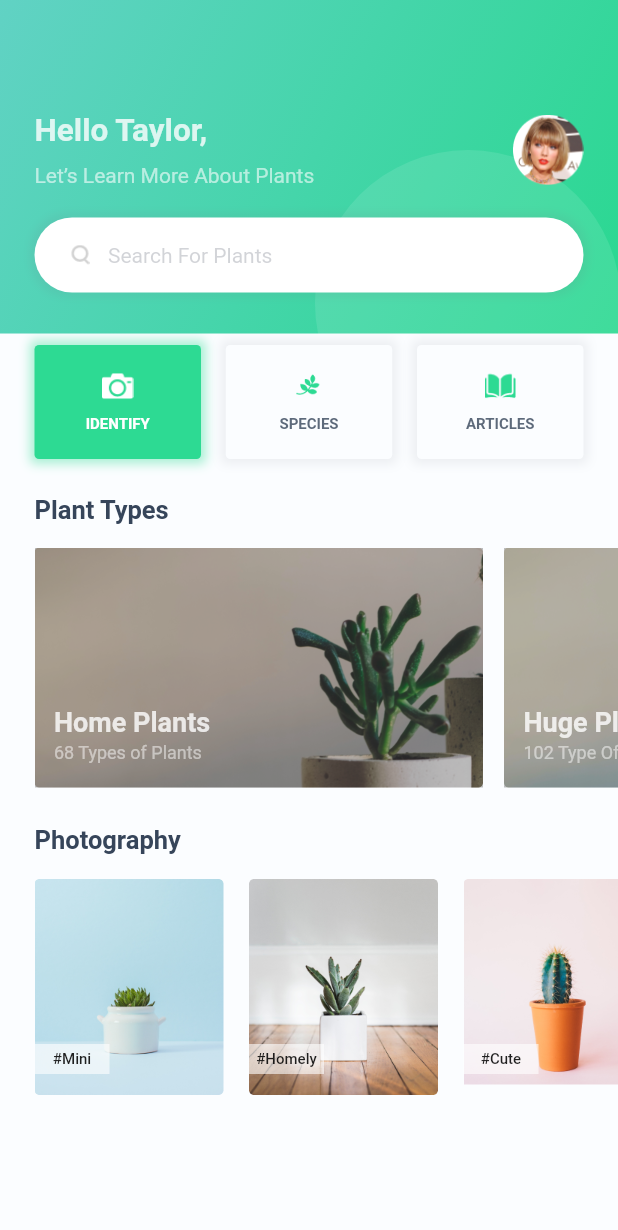
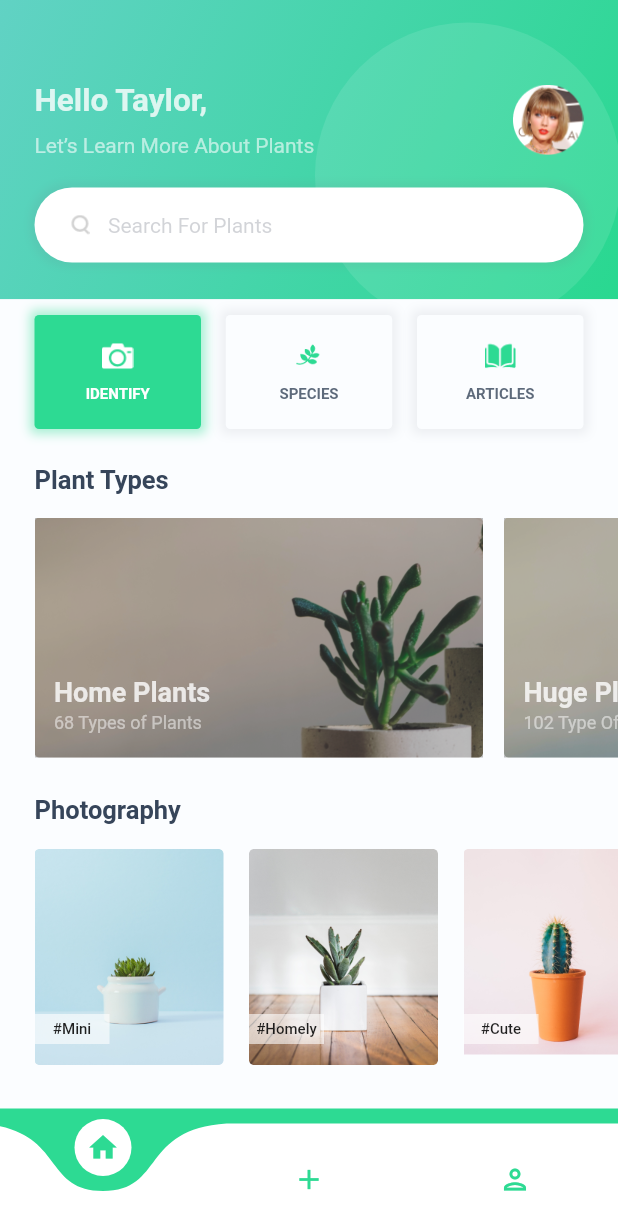
Before and after one commit to Syahro/plant_app, a Flutter app: the HomePage screen opened directly, on a phone screen of 412 x 824 dp. Shown: the top 1230 px of the screen. Run offline on Flutter 3.47's test engine with Material 2 defaults, Android fonts, the phone set to English and light mode, and no system bars; drawn by our look-alikes of curved_navigation_bar.

Commit message:
done modified bottomNavBar and add some library

```diff
--- a/lib/pages/home_page.dart
+++ b/lib/pages/home_page.dart
@@ -1,5 +1,6 @@
 import 'package:flutter/material.dart';
 import 'package:plant_app/theme.dart';
+import 'package:plant_app/widget/bottom_navbar.dart';
 import 'package:plant_app/widget/home_category_card.dart';
 import 'package:plant_app/widget/photo_card.dart';
 import 'package:plant_app/widget/plant_type_card.dart';
@@ -9,6 +10,7 @@ class HomePage extends StatelessWidget {
   Widget build(BuildContext context) {
     return Scaffold(
       backgroundColor: backgroundColor,
+      bottomNavigationBar: BottomNavbar(),
       body: Stack(
         children: [
           Column(
@@ -73,7 +75,7 @@ class HomePage extends StatelessWidget {
             children: [
               Padding(
                 padding: EdgeInsets.only(
-                  top: 75,
+                  top: 55,
                   left: defaultMargin,
                   right: defaultMargin,
                 ),
@@ -275,9 +277,9 @@ class HomePage extends StatelessWidget {
                     ),
                   ],
                 ),
-              ),
+              )
             ],
-          )
+          ),
         ],
       ),
     );
--- /dev/null
+++ b/lib/widget/bottom_navbar.dart
@@ -0,0 +1,37 @@
+import 'package:flutter/material.dart';
+import 'package:plant_app/theme.dart';
+import 'package:curved_navigation_bar/curved_navigation_bar.dart';
+
+class BottomNavbar extends StatelessWidget {
+  @override
+  Widget build(BuildContext context) {
+    return Container(
+      width: double.infinity,
+      height: 85,
+      child: CurvedNavigationBar(
+        backgroundColor: lightGreenColor,
+        animationDuration: Duration(milliseconds: 75),
+        items: <Widget>[
+          Icon(
+            Icons.home,
+            size: 22,
+            color: lightGreenColor,
+          ),
+          Icon(
+            Icons.add,
+            size: 22,
+            color: lightGreenColor,
+          ),
+          Icon(
+            Icons.person_outlined,
+            size: 22,
+            color: lightGreenColor,
+          ),
+        ],
+        onTap: (index) {
+          //Handle button tap
+        },
+      ),
+    );
+  }
+}
```
Also changed, not shown: pubspec.yaml (+2 -9 lines), pubspec.lock.
